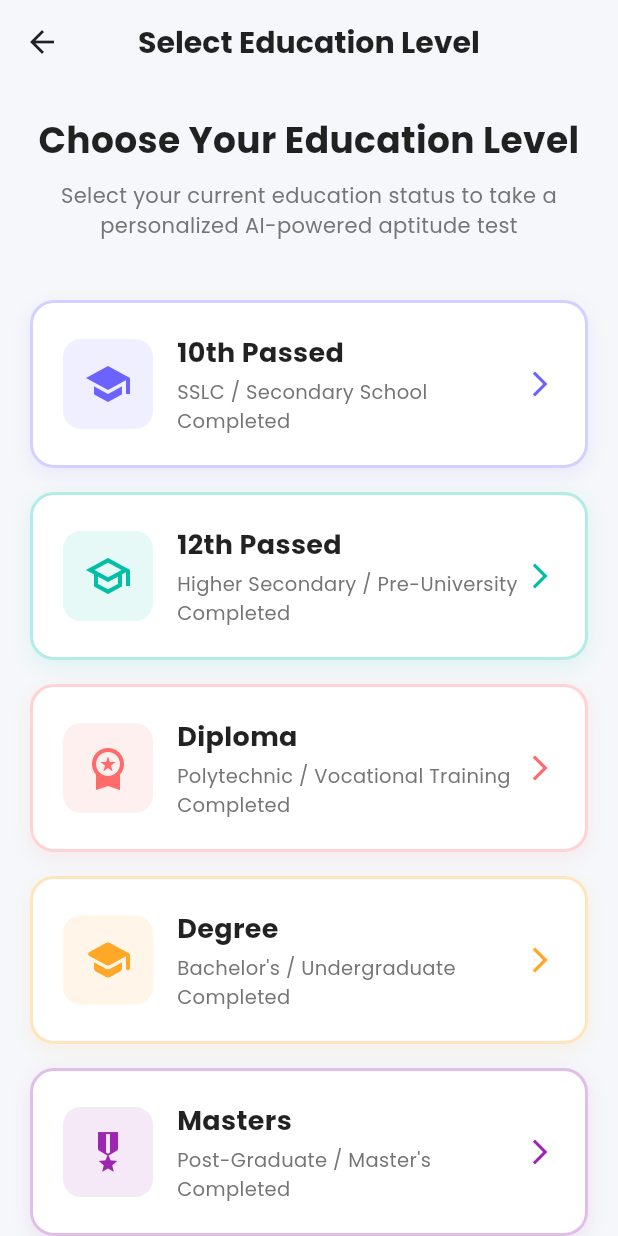
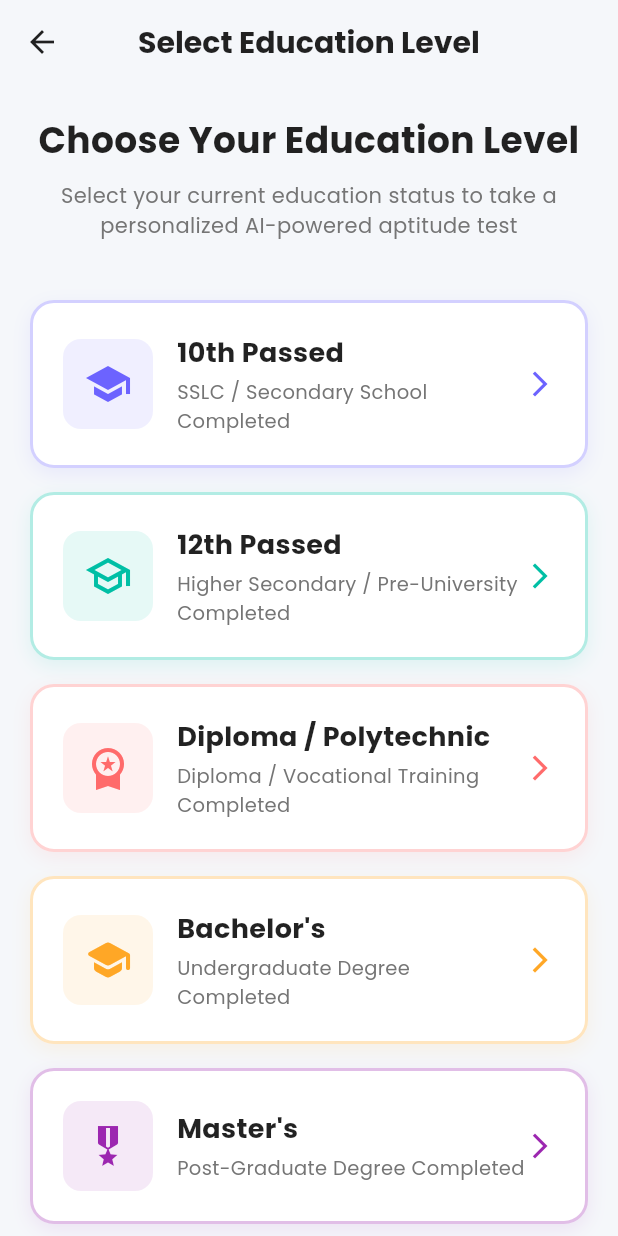
Before and after one commit to jerytom33/bridge_apk_demo, a Flutter app: the EducationLevelSelectionScreen screen opened directly, on a phone screen of 412 x 824 dp. Run offline on Flutter 3.47's test engine with Material 3 defaults, Android fonts, the phone set to English and light mode, and no system bars; our stand-ins replace file_picker, firebase_core, firebase_messaging, flutter_secure_storage, flutter_spinkit, google_fonts and 5 more; accounts and stored records are empty.

```diff
--- a/lib/screens/education_level_selection_screen.dart
+++ b/lib/screens/education_level_selection_screen.dart
@@ -62,33 +62,33 @@ class EducationLevelSelectionScreen extends StatelessWidget {
             // Diploma Option
             _buildEducationCard(
               context,
-              title: 'Diploma',
-              subtitle: 'Polytechnic / Vocational Training Completed',
+              title: 'Diploma / Polytechnic',
+              subtitle: 'Diploma / Vocational Training Completed',
               icon: Icons.workspace_premium,
               color: const Color(0xFFFF6B6B),
               level: 'Diploma',
             ),
             const SizedBox(height: 16),
 
-            // Degree Option
+            // Bachelor's Degree Option
             _buildEducationCard(
               context,
-              title: 'Degree',
-              subtitle: 'Bachelor\'s / Undergraduate Completed',
+              title: "Bachelor's",
+              subtitle: 'Undergraduate Degree Completed',
               icon: Icons.school_rounded,
               color: const Color(0xFFFFA726),
-              level: 'Degree',
+              level: 'Bachelor',
             ),
             const SizedBox(height: 16),
 
-            // Masters Option
+            // Master's Degree Option
             _buildEducationCard(
               context,
-              title: 'Masters',
-              subtitle: 'Post-Graduate / Master\'s Completed',
+              title: "Master's",
+              subtitle: 'Post-Graduate Degree Completed',
               icon: Icons.military_tech,
               color: const Color(0xFF9C27B0),
-              level: 'Masters',
+              level: 'Master',
             ),
           ],
         ),
```
Also changed, not shown: lib/screens/aptitude_test_screen.dart (+18 -4 lines), lib/services/aptitude_ai_service.dart (+23 -2 lines), 1 other file.
